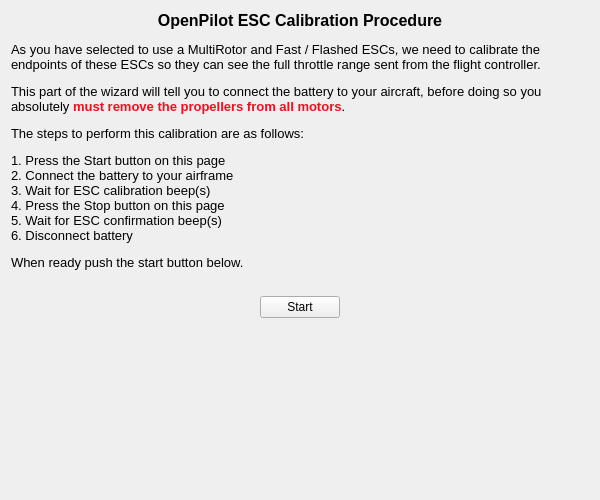
This is ground/openpilotgcs/src/plugins/setupwizard/pages/esccalibrationpage.ui in openpilot/OpenPilot as Qt 5 draws it before an edit. The edited form follows.
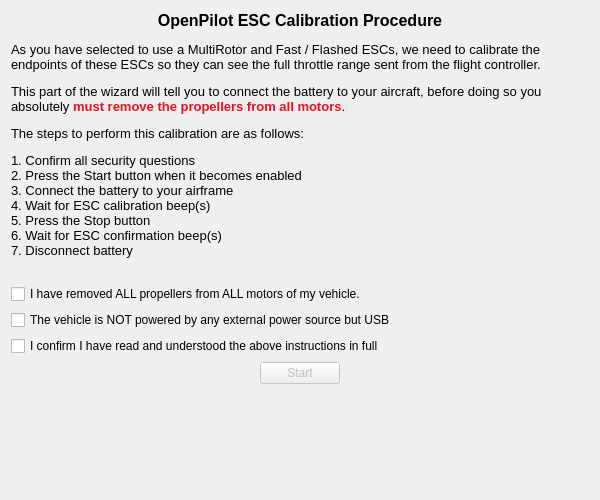
This is the edited form.

Commit message: OP-1512 Added security questions to esc setup wizard.

Diff of the .ui file:
```diff
--- a/ground/openpilotgcs/src/plugins/setupwizard/pages/esccalibrationpage.ui
+++ b/ground/openpilotgcs/src/plugins/setupwizard/pages/esccalibrationpage.ui
@@ -17,7 +17,7 @@
    <item>
     <widget class="QLabel" name="label">
      <property name="text">
-      <string>&lt;html&gt;&lt;head/&gt;&lt;body&gt;&lt;p align=&quot;center&quot;&gt;&lt;span style=&quot; font-size:12pt; font-weight:600;&quot;&gt;OpenPilot ESC Calibration Procedure&lt;/span&gt;&lt;/p&gt;&lt;p&gt;&lt;span style=&quot; font-size:10pt;&quot;&gt;As you have selected to use a MultiRotor and Fast / Flashed ESCs, we need to calibrate the endpoints of these ESCs so they can see the full throttle range sent from the flight controller. &lt;/span&gt;&lt;/p&gt;&lt;p&gt;&lt;span style=&quot; font-size:10pt;&quot;&gt;This part of the wizard will tell you to connect the battery to your aircraft, before doing so you absolutely &lt;/span&gt;&lt;span style=&quot; font-size:10pt; font-weight:600; color:#f30f1d;&quot;&gt;must remove the propellers from all motors&lt;/span&gt;&lt;span style=&quot; font-size:10pt;&quot;&gt;. &lt;/span&gt;&lt;/p&gt;&lt;p&gt;&lt;span style=&quot; font-size:10pt;&quot;&gt;The steps to perform this calibration are as follows:&lt;/span&gt;&lt;/p&gt;&lt;p&gt;&lt;span style=&quot; font-size:10pt;&quot;&gt;1. Press the Start button on this page &lt;br/&gt;2. Connect the battery to your airframe&lt;br/&gt;3. Wait for ESC calibration beep(s)&lt;br/&gt;4. Press the Stop button on this page&lt;br/&gt;5. Wait for ESC confirmation beep(s)&lt;br/&gt;6. Disconnect battery&lt;/span&gt;&lt;/p&gt;&lt;p&gt;&lt;span style=&quot; font-size:10pt;&quot;&gt;When ready push the start button below.&lt;/span&gt;&lt;/p&gt;&lt;/body&gt;&lt;/html&gt;</string>
+      <string>&lt;html&gt;&lt;head/&gt;&lt;body&gt;&lt;p align=&quot;center&quot;&gt;&lt;span style=&quot; font-size:12pt; font-weight:600;&quot;&gt;OpenPilot ESC Calibration Procedure&lt;/span&gt;&lt;/p&gt;&lt;p&gt;&lt;span style=&quot; font-size:10pt;&quot;&gt;As you have selected to use a MultiRotor and Fast / Flashed ESCs, we need to calibrate the endpoints of these ESCs so they can see the full throttle range sent from the flight controller. &lt;/span&gt;&lt;/p&gt;&lt;p&gt;&lt;span style=&quot; font-size:10pt;&quot;&gt;This part of the wizard will tell you to connect the battery to your aircraft, before doing so you absolutely &lt;/span&gt;&lt;span style=&quot; font-size:10pt; font-weight:600; color:#f30f1d;&quot;&gt;must remove the propellers from all motors&lt;/span&gt;&lt;span style=&quot; font-size:10pt;&quot;&gt;. &lt;/span&gt;&lt;/p&gt;&lt;p&gt;&lt;span style=&quot; font-size:10pt;&quot;&gt;The steps to perform this calibration are as follows:&lt;/span&gt;&lt;/p&gt;&lt;p&gt;&lt;span style=&quot; font-size:10pt;&quot;&gt;1. Confirm all security questions&lt;br/&gt;2. Press the Start button when it becomes enabled&lt;br/&gt;3. Connect the battery to your airframe&lt;br/&gt;4. Wait for ESC calibration beep(s)&lt;br/&gt;5. Press the Stop button&lt;br/&gt;6. Wait for ESC confirmation beep(s)&lt;br/&gt;7. Disconnect battery&lt;/span&gt;&lt;/p&gt;&lt;/body&gt;&lt;/html&gt;</string>
      </property>
      <property name="alignment">
       <set>Qt::AlignLeading|Qt::AlignLeft|Qt::AlignTop</set>
@@ -43,6 +43,27 @@
      </property>
     </spacer>
    </item>
+   <item>
+    <widget class="QCheckBox" name="securityCheckBox1">
+     <property name="text">
+      <string>I have removed ALL propellers from ALL motors of my vehicle.</string>
+     </property>
+    </widget>
+   </item>
+   <item>
+    <widget class="QCheckBox" name="securityCheckBox2">
+     <property name="text">
+      <string>The vehicle is NOT powered by any external power source but USB</string>
+     </property>
+    </widget>
+   </item>
+   <item>
+    <widget class="QCheckBox" name="securityCheckBox3">
+     <property name="text">
+      <string>I confirm I have read and understood the above instructions in full</string>
+     </property>
+    </widget>
+   </item>
    <item>
     <layout class="QHBoxLayout" name="horizontalLayout">
      <property name="topMargin">
@@ -63,6 +84,9 @@
      </item>
      <item>
       <widget class="QPushButton" name="startStopButton">
+       <property name="enabled">
+        <bool>false</bool>
+       </property>
        <property name="minimumSize">
         <size>
          <width>0</width>
```
Left out of the diff: 6 changed lines with no effect on the pictures. The commit also changes 4 other files.
